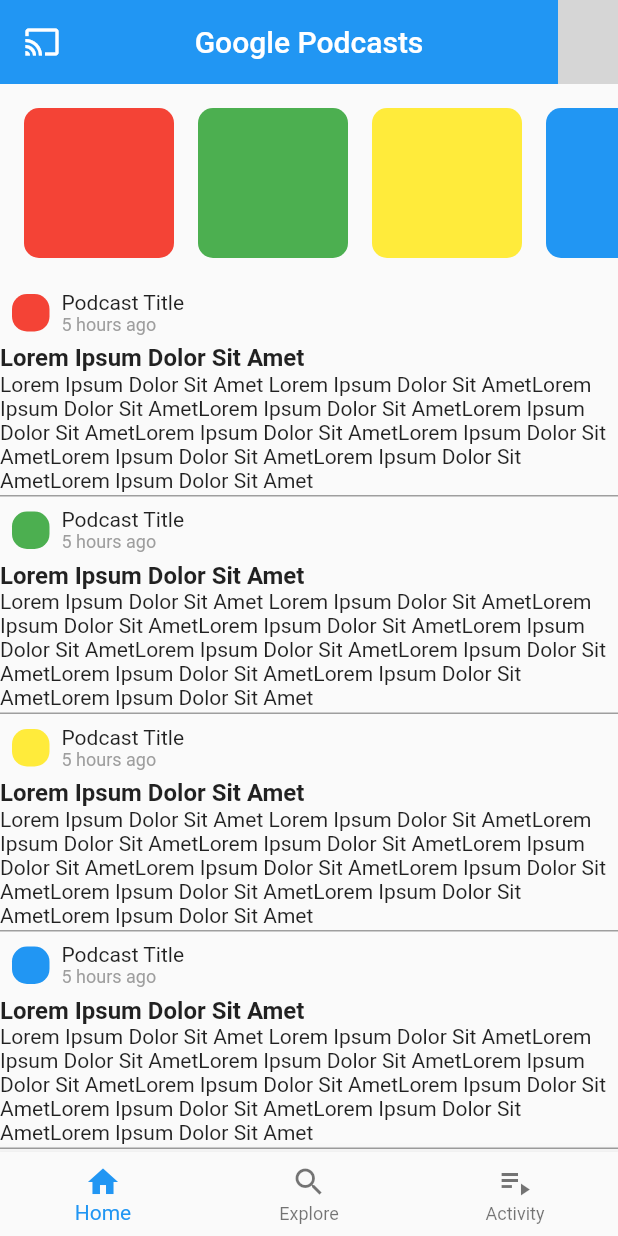
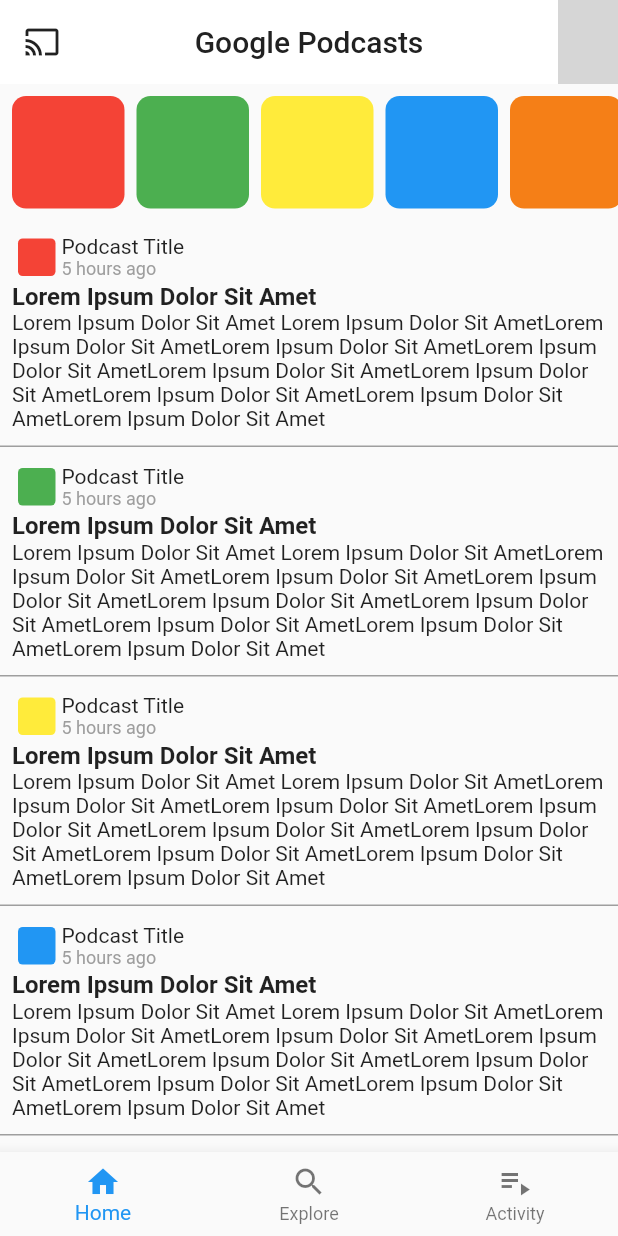
Before and after one commit to AlabasterAxe/google_podcasts_clone, a Flutter app: the screen it shows after launch, on a phone screen of 412 x 824 dp. Run offline on Flutter 3.47's test engine with Material 2 defaults, Android fonts, the phone set to English and light mode, and no system bars; network calls fail; grey boxes are pictures that could not be loaded.

Commit message:
finish up home

```diff
--- a/lib/home-page.dart
+++ b/lib/home-page.dart
@@ -13,13 +13,13 @@ class _HomePageState extends State<HomePage> {
 
   Widget _getPodcastCover(Color color, double size) {
     return Padding(
-      padding: const EdgeInsets.all(8.0),
+      padding: const EdgeInsets.all(4.0),
       child: Container(
           height: size,
           width: size,
           decoration: BoxDecoration(
               color: color,
-              borderRadius: BorderRadius.all(Radius.circular(10.0)))),
+              borderRadius: BorderRadius.all(Radius.circular(size / 8)))),
     );
   }
 
@@ -35,11 +35,19 @@ class _HomePageState extends State<HomePage> {
 
   Widget _getEpisodeRow(Color color) {
     return Column(crossAxisAlignment: CrossAxisAlignment.start, children: [
-      _getPodcastTitle(color),
-      Text("Lorem Ipsum Dolor Sit Amet",
-          style: TextStyle(fontSize: 16, fontWeight: FontWeight.bold)),
-      Text(
-          "Lorem Ipsum Dolor Sit Amet Lorem Ipsum Dolor Sit AmetLorem Ipsum Dolor Sit AmetLorem Ipsum Dolor Sit AmetLorem Ipsum Dolor Sit AmetLorem Ipsum Dolor Sit AmetLorem Ipsum Dolor Sit AmetLorem Ipsum Dolor Sit AmetLorem Ipsum Dolor Sit AmetLorem Ipsum Dolor Sit Amet"),
+      Padding(
+        padding: const EdgeInsets.all(8.0),
+        child: Column(
+          crossAxisAlignment: CrossAxisAlignment.start,
+          children: [
+            _getPodcastTitle(color),
+            Text("Lorem Ipsum Dolor Sit Amet",
+                style: TextStyle(fontSize: 16, fontWeight: FontWeight.bold)),
+            Text(
+                "Lorem Ipsum Dolor Sit Amet Lorem Ipsum Dolor Sit AmetLorem Ipsum Dolor Sit AmetLorem Ipsum Dolor Sit AmetLorem Ipsum Dolor Sit AmetLorem Ipsum Dolor Sit AmetLorem Ipsum Dolor Sit AmetLorem Ipsum Dolor Sit AmetLorem Ipsum Dolor Sit AmetLorem Ipsum Dolor Sit Amet"),
+          ],
+        ),
+      ),
     ]);
   }
 
@@ -57,9 +65,11 @@ class _HomePageState extends State<HomePage> {
   Widget build(BuildContext context) {
     return CustomScrollView(slivers: [
       SliverAppBar(
-        leading: Icon(Icons.cast),
+        leading: Icon(Icons.cast, color: Colors.grey[900]),
         centerTitle: true,
-        title: Text("Google Podcasts"),
+        backgroundColor: Colors.white,
+        title:
+            Text("Google Podcasts", style: TextStyle(color: Colors.grey[900])),
         floating: true,
         actions: [
           CircleAvatar(
@@ -73,13 +83,13 @@ class _HomePageState extends State<HomePage> {
           scrollDirection: Axis.horizontal,
           controller: _sc,
           child: Padding(
-            padding: const EdgeInsets.all(8.0),
+            padding: const EdgeInsets.all(4.0),
             child: Row(children: [
-              _getPodcastCover(Colors.red, 100),
-              _getPodcastCover(Colors.green, 100),
-              _getPodcastCover(Colors.yellow, 100),
-              _getPodcastCover(Colors.blue, 100),
-              _getPodcastCover(Colors.yellow[900], 100),
+              _getPodcastCover(Colors.red, 75),
+              _getPodcastCover(Colors.green, 75),
+              _getPodcastCover(Colors.yellow, 75),
+              _getPodcastCover(Colors.blue, 75),
+              _getPodcastCover(Colors.yellow[900], 75),
             ]),
           ),
         ),
--- a/lib/main.dart
+++ b/lib/main.dart
@@ -8,13 +8,29 @@ void main() {
   runApp(MyApp());
 }
 
+const MaterialColor white = const MaterialColor(
+  0xFFFFFFFF,
+  const <int, Color>{
+    50: const Color(0xFFFFFFFF),
+    100: const Color(0xFFFFFFFF),
+    200: const Color(0xFFFFFFFF),
+    300: const Color(0xFFFFFFFF),
+    400: const Color(0xFFFFFFFF),
+    500: const Color(0xFFFFFFFF),
+    600: const Color(0xFFFFFFFF),
+    700: const Color(0xFFFFFFFF),
+    800: const Color(0xFFFFFFFF),
+    900: const Color(0xFFFFFFFF),
+  },
+);
+
 class MyApp extends StatelessWidget {
   @override
   Widget build(BuildContext context) {
     return MaterialApp(
       title: 'Flutter Demo',
       theme: ThemeData(
-        primarySwatch: Colors.blue,
+        primaryColor: Colors.blue,
         visualDensity: VisualDensity.adaptivePlatformDensity,
       ),
       home: MyHomePage(),
```
